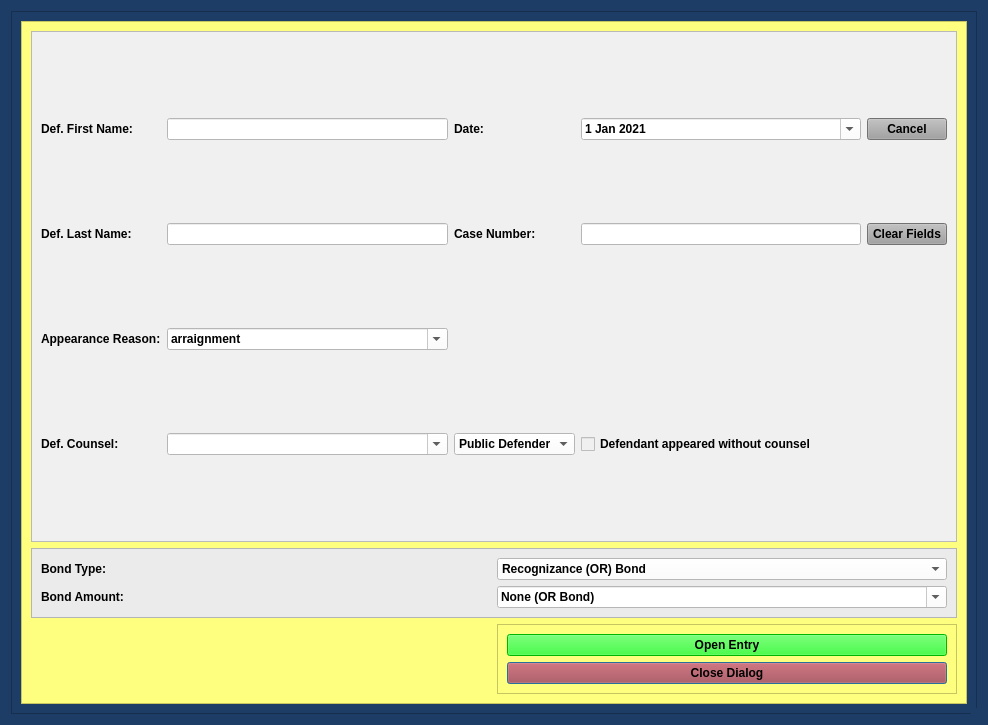
This is package/views/ui/FailureToAppearDialog.ui in HunterProgram22/MuniEntry as Qt 5 draws it before an edit. The edited form follows.
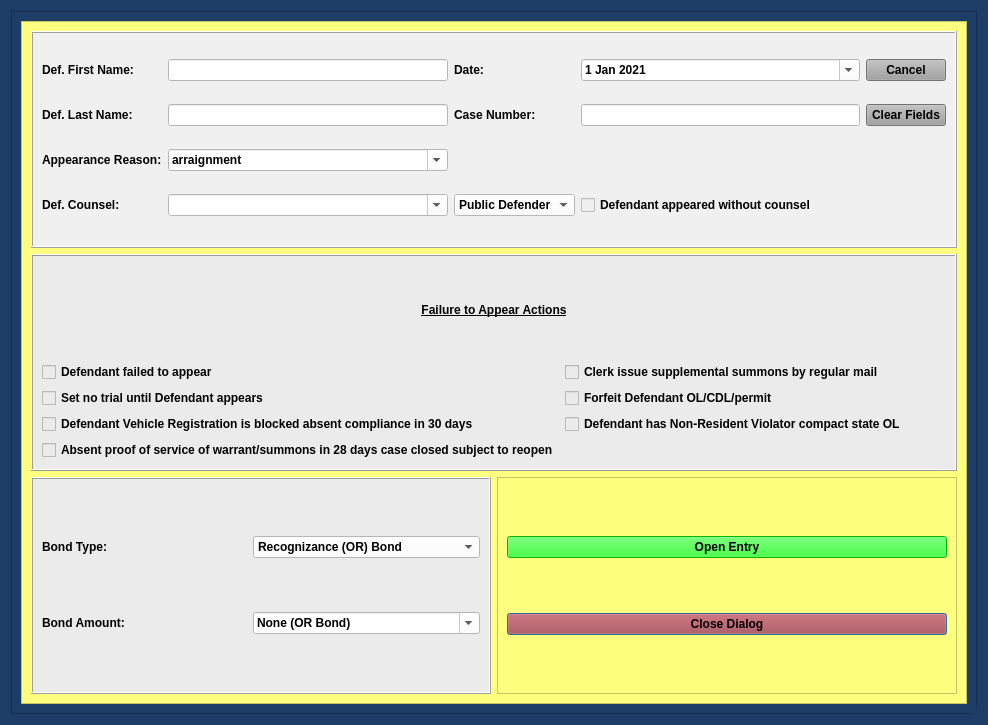
This is the edited form.

```diff
--- a/package/views/ui/FailureToAppearDialog.ui
+++ b/package/views/ui/FailureToAppearDialog.ui
@@ -181,165 +181,7 @@
            <height>685</height>
           </rect>
          </property>
-         <layout class="QGridLayout" name="gridLayout_9" rowstretch="1,0,0">
-          <item row="1" column="0" colspan="2">
-           <widget class="QFrame" name="frame_5">
-            <property name="styleSheet">
-             <string notr="true">background-color: rgb(235, 235, 235);</string>
-            </property>
-            <property name="frameShape">
-             <enum>QFrame::StyledPanel</enum>
-            </property>
-            <property name="frameShadow">
-             <enum>QFrame::Raised</enum>
-            </property>
-            <layout class="QGridLayout" name="gridLayout_5">
-             <item row="0" column="0">
-              <widget class="QLabel" name="label_8">
-               <property name="text">
-                <string>Bond Type:</string>
-               </property>
-              </widget>
-             </item>
-             <item row="1" column="1">
-              <widget class="QComboBox" name="bond_amount_box">
-               <property name="font">
-                <font>
-                 <family>Palatino Linotype</family>
-                 <pointsize>10</pointsize>
-                 <weight>75</weight>
-                 <italic>false</italic>
-                 <bold>true</bold>
-                </font>
-               </property>
-               <property name="styleSheet">
-                <string notr="true">background-color: rgb(255, 255, 255);</string>
-               </property>
-               <property name="editable">
-                <bool>true</bool>
-               </property>
-               <item>
-                <property name="text">
-                 <string>None (OR Bond)</string>
-                </property>
-               </item>
-               <item>
-                <property name="text">
-                 <string>$1,000</string>
-                </property>
-               </item>
-               <item>
-                <property name="text">
-                 <string>$1,500</string>
-                </property>
-               </item>
-               <item>
-                <property name="text">
-                 <string>$2,000</string>
-                </property>
-               </item>
-               <item>
-                <property name="text">
-                 <string>$2,500</string>
-                </property>
-               </item>
-               <item>
-                <property name="text">
-                 <string>$3,000</string>
-                </property>
-               </item>
-               <item>
-                <property name="text">
-                 <string>$3,500</string>
-                </property>
-               </item>
-               <item>
-                <property name="text">
-                 <string>$5,000</string>
-                </property>
-               </item>
-               <item>
-                <property name="text">
-                 <string>$10,000</string>
-                </property>
-               </item>
-              </widget>
-             </item>
-             <item row="0" column="1">
-              <widget class="QComboBox" name="bond_type_box">
-               <property name="styleSheet">
-                <string notr="true">background-color: rgb(255, 255, 255);</string>
-               </property>
-               <item>
-                <property name="text">
-                 <string>Recognizance (OR) Bond</string>
-                </property>
-               </item>
-               <item>
-                <property name="text">
-                 <string>10% Deposit, Cash or Surety Bond</string>
-                </property>
-               </item>
-               <item>
-                <property name="text">
-                 <string>Cash or Surety Bond</string>
-                </property>
-               </item>
-              </widget>
-             </item>
-             <item row="1" column="0">
-              <widget class="QLabel" name="label_9">
-               <property name="text">
-                <string>Bond Amount:</string>
-               </property>
-              </widget>
-             </item>
-            </layout>
-           </widget>
-          </item>
-          <item row="2" column="1">
-           <widget class="QFrame" name="frame_8">
-            <property name="styleSheet">
-             <string notr="true">
-background-color: rgb(255, 255, 127);</string>
-            </property>
-            <property name="frameShape">
-             <enum>QFrame::StyledPanel</enum>
-            </property>
-            <property name="frameShadow">
-             <enum>QFrame::Raised</enum>
-            </property>
-            <layout class="QGridLayout" name="gridLayout_10">
-             <item row="2" column="0">
-              <widget class="QPushButton" name="close_dialog_Button">
-               <property name="styleSheet">
-                <string notr="true">background-color: rgb(170, 58, 63);
-font: 75 11pt &quot;Palatino Linotype&quot;;
-font-weight: bold;</string>
-               </property>
-               <property name="text">
-                <string>Close Dialog</string>
-               </property>
-              </widget>
-             </item>
-             <item row="0" column="0">
-              <widget class="QPushButton" name="create_entry_Button">
-               <property name="styleSheet">
-                <string notr="true">background-color: rgb(0, 255, 0);
-font: 75 11pt &quot;Palatino Linotype&quot;;
-font-weight: bold;</string>
-               </property>
-               <property name="text">
-                <string>Open Entry</string>
-               </property>
-               <property name="autoDefault">
-                <bool>false</bool>
-               </property>
-              </widget>
-             </item>
-            </layout>
-           </widget>
-          </item>
+         <layout class="QGridLayout" name="gridLayout_2">
           <item row="0" column="0" colspan="2">
            <widget class="QFrame" name="case_name_Frame">
             <property name="sizePolicy">
@@ -352,7 +194,7 @@
              <string notr="true">background-color: rgb(240, 240, 240);</string>
             </property>
             <property name="frameShape">
-             <enum>QFrame::StyledPanel</enum>
+             <enum>QFrame::Box</enum>
             </property>
             <property name="frameShadow">
              <enum>QFrame::Raised</enum>
@@ -552,6 +394,238 @@
             </layout>
            </widget>
           </item>
+          <item row="2" column="0">
+           <widget class="QFrame" name="frame_5">
+            <property name="styleSheet">
+             <string notr="true">background-color: rgb(235, 235, 235);</string>
+            </property>
+            <property name="frameShape">
+             <enum>QFrame::Box</enum>
+            </property>
+            <property name="frameShadow">
+             <enum>QFrame::Raised</enum>
+            </property>
+            <layout class="QGridLayout" name="gridLayout_5">
+             <item row="0" column="0">
+              <widget class="QLabel" name="label_8">
+               <property name="text">
+                <string>Bond Type:</string>
+               </property>
+              </widget>
+             </item>
+             <item row="1" column="0">
+              <widget class="QLabel" name="label_9">
+               <property name="text">
+                <string>Bond Amount:</string>
+               </property>
+              </widget>
+             </item>
+             <item row="0" column="1">
+              <widget class="QComboBox" name="bond_type_box">
+               <property name="styleSheet">
+                <string notr="true">background-color: rgb(255, 255, 255);</string>
+               </property>
+               <item>
+                <property name="text">
+                 <string>Recognizance (OR) Bond</string>
+                </property>
+               </item>
+               <item>
+                <property name="text">
+                 <string>10% Deposit, Cash or Surety Bond</string>
+                </property>
+               </item>
+               <item>
+                <property name="text">
+                 <string>Cash or Surety Bond</string>
+                </property>
+               </item>
+              </widget>
+             </item>
+             <item row="1" column="1">
+              <widget class="QComboBox" name="bond_amount_box">
+               <property name="font">
+                <font>
+                 <family>Palatino Linotype</family>
+                 <pointsize>10</pointsize>
+                 <weight>75</weight>
+                 <italic>false</italic>
+                 <bold>true</bold>
+                </font>
+               </property>
+               <property name="styleSheet">
+                <string notr="true">background-color: rgb(255, 255, 255);</string>
+               </property>
+               <property name="editable">
+                <bool>true</bool>
+               </property>
+               <item>
+                <property name="text">
+                 <string>None (OR Bond)</string>
+                </property>
+               </item>
+               <item>
+                <property name="text">
+                 <string>$1,000</string>
+                </property>
+               </item>
+               <item>
+                <property name="text">
+                 <string>$1,500</string>
+                </property>
+               </item>
+               <item>
+                <property name="text">
+                 <string>$2,000</string>
+                </property>
+               </item>
+               <item>
+                <property name="text">
+                 <string>$2,500</string>
+                </property>
+               </item>
+               <item>
+                <property name="text">
+                 <string>$3,000</string>
+                </property>
+               </item>
+               <item>
+                <property name="text">
+                 <string>$3,500</string>
+                </property>
+               </item>
+               <item>
+                <property name="text">
+                 <string>$5,000</string>
+                </property>
+               </item>
+               <item>
+                <property name="text">
+                 <string>$10,000</string>
+                </property>
+               </item>
+              </widget>
+             </item>
+            </layout>
+           </widget>
+          </item>
+          <item row="2" column="1">
+           <widget class="QFrame" name="frame_8">
+            <property name="styleSheet">
+             <string notr="true">
+background-color: rgb(255, 255, 127);</string>
+            </property>
+            <property name="frameShape">
+             <enum>QFrame::StyledPanel</enum>
+            </property>
+            <property name="frameShadow">
+             <enum>QFrame::Raised</enum>
+            </property>
+            <layout class="QGridLayout" name="gridLayout_10">
+             <item row="2" column="0">
+              <widget class="QPushButton" name="close_dialog_Button">
+               <property name="styleSheet">
+                <string notr="true">background-color: rgb(170, 58, 63);
+font: 75 11pt &quot;Palatino Linotype&quot;;
+font-weight: bold;</string>
+               </property>
+               <property name="text">
+                <string>Close Dialog</string>
+               </property>
+              </widget>
+             </item>
+             <item row="0" column="0">
+              <widget class="QPushButton" name="create_entry_Button">
+               <property name="styleSheet">
+                <string notr="true">background-color: rgb(0, 255, 0);
+font: 75 11pt &quot;Palatino Linotype&quot;;
+font-weight: bold;</string>
+               </property>
+               <property name="text">
+                <string>Open Entry</string>
+               </property>
+               <property name="autoDefault">
+                <bool>false</bool>
+               </property>
+              </widget>
+             </item>
+            </layout>
+           </widget>
+          </item>
+          <item row="1" column="0" colspan="2">
+           <widget class="QFrame" name="frame">
+            <property name="styleSheet">
+             <string notr="true">background-color: rgb(235, 235, 235);</string>
+            </property>
+            <property name="frameShape">
+             <enum>QFrame::Box</enum>
+            </property>
+            <property name="frameShadow">
+             <enum>QFrame::Raised</enum>
+            </property>
+            <layout class="QGridLayout" name="gridLayout_3">
+             <item row="1" column="0">
+              <widget class="QCheckBox" name="failed_to_appear_checkBox">
+               <property name="text">
+                <string>Defendant failed to appear</string>
+               </property>
+              </widget>
+             </item>
+             <item row="5" column="0">
+              <widget class="QCheckBox" name="registration_block_checkBox">
+               <property name="text">
+                <string>Defendant Vehicle Registration is blocked absent compliance in 30 days</string>
+               </property>
+              </widget>
+             </item>
+             <item row="5" column="1">
+              <widget class="QCheckBox" name="non_resident_license_checkBox">
+               <property name="text">
+                <string>Defendant has Non-Resident Violator compact state OL</string>
+               </property>
+              </widget>
+             </item>
+             <item row="6" column="0">
+              <widget class="QCheckBox" name="proof_of_service_checkBox">
+               <property name="text">
+                <string>Absent proof of service of warrant/summons in 28 days case closed subject to reopen</string>
+               </property>
+              </widget>
+             </item>
+             <item row="0" column="0" colspan="2">
+              <widget class="QLabel" name="label_4">
+               <property name="text">
+                <string>&lt;html&gt;&lt;head/&gt;&lt;body&gt;&lt;p&gt;&lt;span style=&quot; font-weight:600; text-decoration: underline;&quot;&gt;Failure to Appear Actions&lt;/span&gt;&lt;/p&gt;&lt;/body&gt;&lt;/html&gt;</string>
+               </property>
+               <property name="alignment">
+                <set>Qt::AlignCenter</set>
+               </property>
+              </widget>
+             </item>
+             <item row="2" column="0">
+              <widget class="QCheckBox" name="set_no_trial_checkBox">
+               <property name="text">
+                <string>Set no trial until Defendant appears</string>
+               </property>
+              </widget>
+             </item>
+             <item row="1" column="1">
+              <widget class="QCheckBox" name="supplemental_summons_checkBox">
+               <property name="text">
+                <string>Clerk issue supplemental summons by regular mail</string>
+               </property>
+              </widget>
+             </item>
+             <item row="2" column="1">
+              <widget class="QCheckBox" name="operator_license_checkBox">
+               <property name="text">
+                <string>Forfeit Defendant OL/CDL/permit</string>
+               </property>
+              </widget>
+             </item>
+            </layout>
+           </widget>
+          </item>
          </layout>
         </widget>
        </widget>
```
